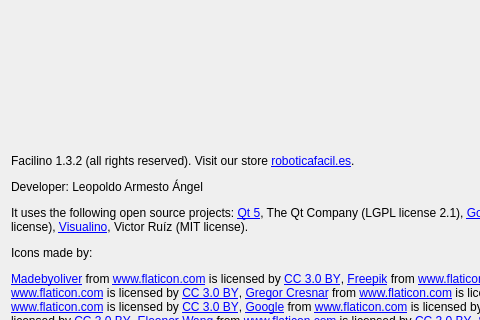
This is src/aboutdialog.ui in roboticafacil/facilino as Qt 5 draws it before an edit; both pictures show x 0 to 480 and y 222 to 542 of the 798 by 704 pixel window. The edited form follows.
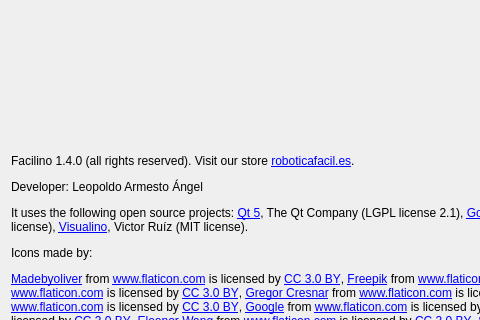
This is the edited form. Icons and pictures are not drawn.

```diff
--- a/src/aboutdialog.ui
+++ b/src/aboutdialog.ui
@@ -39,7 +39,7 @@
    <item>
     <widget class="QLabel" name="label_4">
      <property name="text">
-      <string>&lt;html&gt;&lt;head/&gt;&lt;body&gt;&lt;p&gt;Facilino 1.3.2 (all rights reserved). Visit our store &lt;a href=&quot;https://roboticafacil.es&quot;&gt;&lt;span style=&quot; text-decoration: underline; color:#0000ff;&quot;&gt;roboticafacil.es&lt;/span&gt;&lt;/a&gt;.&lt;/p&gt;&lt;p&gt;Developer: Leopoldo Armesto Ángel&lt;/p&gt;&lt;p&gt;It uses the following open source projects: &lt;a href=&quot;http://www.qt.io/&quot;&gt;&lt;span style=&quot; text-decoration: underline; color:#0000ff;&quot;&gt;Qt 5&lt;/span&gt;&lt;/a&gt;, The Qt Company (LGPL license 2.1), &lt;a href=&quot;https://developers.google.com/blockly/&quot;&gt;&lt;span style=&quot; text-decoration: underline; color:#0000ff;&quot;&gt;Google Blockly&lt;/span&gt;&lt;/a&gt; (MIT license), &lt;a href=&quot;https://github.com/bq/roboblocks&quot;&gt;&lt;span style=&quot; text-decoration: underline; color:#0000ff;&quot;&gt;Roboblocks&lt;/span&gt;&lt;/a&gt;, bq (LGPL license), &lt;a href=&quot;http://visualino.net&quot;&gt;&lt;span style=&quot; text-decoration: underline; color:#0000ff;&quot;&gt;Visualino&lt;/span&gt;&lt;/a&gt;, Victor Ruíz (MIT license).&lt;/p&gt;&lt;p&gt;Icons made by:&lt;/p&gt;&lt;p&gt;&lt;a href=&quot; http://www.flaticon.com/authors/madebyoliver&quot;&gt;&lt;span style=&quot; text-decoration: underline; color:#0000ff;&quot;&gt;Madebyoliver&lt;/span&gt;&lt;/a&gt; from &lt;a href=&quot; http://www.flaticon.com&quot;&gt;&lt;span style=&quot; text-decoration: underline; color:#0000ff;&quot;&gt;www.flaticon.com&lt;/span&gt;&lt;/a&gt; is licensed by &lt;a href=&quot;http://creativecommons.org/licenses/by/3.0/&quot;&gt;&lt;span style=&quot; text-decoration: underline; color:#0000ff;&quot;&gt;CC 3.0 BY&lt;/span&gt;&lt;/a&gt;, &lt;a href=&quot;http://www.freepik.com&quot;&gt;&lt;span style=&quot; text-decoration: underline; color:#0000ff;&quot;&gt;Freepik&lt;/span&gt;&lt;/a&gt; from &lt;a href=&quot; http://www.flaticon.com&quot;&gt;&lt;span style=&quot; text-decoration: underline; color:#0000ff;&quot;&gt;www.flaticon.com&lt;/span&gt;&lt;/a&gt; is licensed by &lt;a href=&quot;http://creativecommons.org/licenses/by/3.0/&quot;&gt;&lt;span style=&quot; text-decoration: underline; color:#0000ff;&quot;&gt;CC 3.0 BY&lt;/span&gt;&lt;/a&gt;, &lt;a href=&quot;http://www.flaticon.com/authors/plainicon&quot;&gt;&lt;span style=&quot; text-decoration: underline; color:#0000ff;&quot;&gt;Plainicon&lt;/span&gt;&lt;/a&gt; from &lt;a href=&quot; http://www.flaticon.com&quot;&gt;&lt;span style=&quot; text-decoration: underline; color:#0000ff;&quot;&gt;www.flaticon.com&lt;/span&gt;&lt;/a&gt; is licensed by &lt;a href=&quot;http://creativecommons.org/licenses/by/3.0/&quot;&gt;&lt;span style=&quot; text-decoration: underline; color:#0000ff;&quot;&gt;CC 3.0 BY&lt;/span&gt;&lt;/a&gt;, &lt;a href=&quot;http://www.flaticon.com/authors/gregor-cresnar&quot;&gt;&lt;span style=&quot; text-decoration: underline; color:#0000ff;&quot;&gt;Gregor Cresnar&lt;/span&gt;&lt;/a&gt; from &lt;a href=&quot; http://www.flaticon.com&quot;&gt;&lt;span style=&quot; text-decoration: underline; color:#0000ff;&quot;&gt;www.flaticon.com&lt;/span&gt;&lt;/a&gt; is licensed by &lt;a href=&quot;http://creativecommons.org/licenses/by/3.0/&quot;&gt;&lt;span style=&quot; text-decoration: underline; color:#0000ff;&quot;&gt;CC 3.0 BY&lt;/span&gt;&lt;/a&gt;, &lt;a href=&quot;http://www.flaticon.com/authors/vectors-market&quot;&gt;&lt;span style=&quot; text-decoration: underline; color:#0000ff;&quot;&gt;Vectors Market&lt;/span&gt;&lt;/a&gt; from &lt;a href=&quot; http://www.flaticon.com&quot;&gt;&lt;span style=&quot; text-decoration: underline; color:#0000ff;&quot;&gt;www.flaticon.com&lt;/span&gt;&lt;/a&gt; is licensed by &lt;a href=&quot;http://creativecommons.org/licenses/by/3.0/&quot;&gt;&lt;span style=&quot; text-decoration: underline; color:#0000ff;&quot;&gt;CC 3.0 BY&lt;/span&gt;&lt;/a&gt;, &lt;a href=&quot; http://www.flaticon.com/authors/google&quot;&gt;&lt;span style=&quot; text-decoration: underline; color:#0000ff;&quot;&gt;Google&lt;/span&gt;&lt;/a&gt; from &lt;a href=&quot; http://www.flaticon.com&quot;&gt;&lt;span style=&quot; text-decoration: underline; color:#0000ff;&quot;&gt;www.flaticon.com&lt;/span&gt;&lt;/a&gt; is licensed by &lt;a href=&quot;http://creativecommons.org/licenses/by/3.0/&quot;&gt;&lt;span style=&quot; text-decoration: underline; color:#0000ff;&quot;&gt;CC 3.0 BY&lt;/span&gt;&lt;/a&gt;, &lt;a href=&quot;http://www.flaticon.com/authors/dimitry-miroliubov&quot;&gt;&lt;span style=&quot; text-decoration: underline; color:#0000ff;&quot;&gt;Dimitry Miroliubov&lt;/span&gt;&lt;/a&gt; from &lt;a href=&quot;http://www.flaticon.com&quot;&gt;&lt;span style=&quot; text-decoration: underline; color:#0000ff;&quot;&gt;www.flaticon.com&lt;/span&gt;&lt;/a&gt; is licensed by &lt;a href=&quot;http://creativecommons.org/licenses/by/3.0/&quot;&gt;&lt;span style=&quot; text-decoration: underline; color:#0000ff;&quot;&gt;CC 3.0 BY&lt;/span&gt;&lt;/a&gt;, &lt;a href=&quot; https://www.flaticon.com/authors/eleonor-wang&quot;&gt;&lt;span style=&quot; text-decoration: underline; color:#0000ff;&quot;&gt;Eleonor Wang&lt;/span&gt;&lt;/a&gt; from &lt;a href=&quot;http://www.flaticon.com&quot;&gt;&lt;span style=&quot; text-decoration: underline; color:#0000ff;&quot;&gt;www.flaticon.com&lt;/span&gt;&lt;/a&gt; is licensed by &lt;a href=&quot;http://creativecommons.org/licenses/by/3.0/&quot;&gt;&lt;span style=&quot; text-decoration: underline; color:#0000ff;&quot;&gt;CC 3.0 BY&lt;/span&gt;&lt;/a&gt;, &lt;a href=&quot;https://www.flaticon.com/authors/smashicons&quot;&gt;&lt;span style=&quot; text-decoration: underline; color:#0000ff;&quot;&gt;Smashicons&lt;/span&gt;&lt;/a&gt; from &lt;a href=&quot;http://www.flaticon.com&quot;&gt;&lt;span style=&quot; text-decoration: underline; color:#0000ff;&quot;&gt;www.flaticon.com&lt;/span&gt;&lt;/a&gt; is licensed by &lt;a href=&quot;http://creativecommons.org/licenses/by/3.0/&quot;&gt;&lt;span style=&quot; text-decoration: underline; color:#0000ff;&quot;&gt;CC 3.0 BY&lt;/span&gt;&lt;/a&gt;, &lt;a href=&quot;https://www.flaticon.com/authors/those-icons&quot;&gt;&lt;span style=&quot; text-decoration: underline; color:#0000ff;&quot;&gt;Those Icons&lt;/span&gt;&lt;/a&gt; from &lt;a href=&quot;http://www.flaticon.com&quot;&gt;&lt;span style=&quot; text-decoration: underline; color:#0000ff;&quot;&gt;www.flaticon.com&lt;/span&gt;&lt;/a&gt; is licensed by &lt;a href=&quot;http://creativecommons.org/licenses/by/3.0/&quot;&gt;&lt;span style=&quot; text-decoration: underline; color:#0000ff;&quot;&gt;CC 3.0 BY&lt;/span&gt;&lt;/a&gt;&lt;/p&gt;&lt;p&gt;Collaborators: Florentino Fernández Cueto, Lukas Bachschwell&lt;/p&gt;&lt;p&gt;Translations: Tonny Scheuring, Emanuela Del Dottore, Miguel Carlos de Castro Miguel, Zigor Aldazabal, Aske Klok, Joao Moura,Ruslan Bondar, Lukas Bachschwell, Joran Luitan, Maxime Samara&lt;/p&gt;&lt;/body&gt;&lt;/html&gt;</string>
+      <string>&lt;html&gt;&lt;head/&gt;&lt;body&gt;&lt;p&gt;Facilino 1.4.0 (all rights reserved). Visit our store &lt;a href=&quot;https://roboticafacil.es&quot;&gt;&lt;span style=&quot; text-decoration: underline; color:#0000ff;&quot;&gt;roboticafacil.es&lt;/span&gt;&lt;/a&gt;.&lt;/p&gt;&lt;p&gt;Developer: Leopoldo Armesto Ángel&lt;/p&gt;&lt;p&gt;It uses the following open source projects: &lt;a href=&quot;http://www.qt.io/&quot;&gt;&lt;span style=&quot; text-decoration: underline; color:#0000ff;&quot;&gt;Qt 5&lt;/span&gt;&lt;/a&gt;, The Qt Company (LGPL license 2.1), &lt;a href=&quot;https://developers.google.com/blockly/&quot;&gt;&lt;span style=&quot; text-decoration: underline; color:#0000ff;&quot;&gt;Google Blockly&lt;/span&gt;&lt;/a&gt; (MIT license), &lt;a href=&quot;https://github.com/bq/roboblocks&quot;&gt;&lt;span style=&quot; text-decoration: underline; color:#0000ff;&quot;&gt;Roboblocks&lt;/span&gt;&lt;/a&gt;, bq (LGPL license), &lt;a href=&quot;http://visualino.net&quot;&gt;&lt;span style=&quot; text-decoration: underline; color:#0000ff;&quot;&gt;Visualino&lt;/span&gt;&lt;/a&gt;, Victor Ruíz (MIT license).&lt;/p&gt;&lt;p&gt;Icons made by:&lt;/p&gt;&lt;p&gt;&lt;a href=&quot; http://www.flaticon.com/authors/madebyoliver&quot;&gt;&lt;span style=&quot; text-decoration: underline; color:#0000ff;&quot;&gt;Madebyoliver&lt;/span&gt;&lt;/a&gt; from &lt;a href=&quot; http://www.flaticon.com&quot;&gt;&lt;span style=&quot; text-decoration: underline; color:#0000ff;&quot;&gt;www.flaticon.com&lt;/span&gt;&lt;/a&gt; is licensed by &lt;a href=&quot;http://creativecommons.org/licenses/by/3.0/&quot;&gt;&lt;span style=&quot; text-decoration: underline; color:#0000ff;&quot;&gt;CC 3.0 BY&lt;/span&gt;&lt;/a&gt;, &lt;a href=&quot;http://www.freepik.com&quot;&gt;&lt;span style=&quot; text-decoration: underline; color:#0000ff;&quot;&gt;Freepik&lt;/span&gt;&lt;/a&gt; from &lt;a href=&quot; http://www.flaticon.com&quot;&gt;&lt;span style=&quot; text-decoration: underline; color:#0000ff;&quot;&gt;www.flaticon.com&lt;/span&gt;&lt;/a&gt; is licensed by &lt;a href=&quot;http://creativecommons.org/licenses/by/3.0/&quot;&gt;&lt;span style=&quot; text-decoration: underline; color:#0000ff;&quot;&gt;CC 3.0 BY&lt;/span&gt;&lt;/a&gt;, &lt;a href=&quot;http://www.flaticon.com/authors/plainicon&quot;&gt;&lt;span style=&quot; text-decoration: underline; color:#0000ff;&quot;&gt;Plainicon&lt;/span&gt;&lt;/a&gt; from &lt;a href=&quot; http://www.flaticon.com&quot;&gt;&lt;span style=&quot; text-decoration: underline; color:#0000ff;&quot;&gt;www.flaticon.com&lt;/span&gt;&lt;/a&gt; is licensed by &lt;a href=&quot;http://creativecommons.org/licenses/by/3.0/&quot;&gt;&lt;span style=&quot; text-decoration: underline; color:#0000ff;&quot;&gt;CC 3.0 BY&lt;/span&gt;&lt;/a&gt;, &lt;a href=&quot;http://www.flaticon.com/authors/gregor-cresnar&quot;&gt;&lt;span style=&quot; text-decoration: underline; color:#0000ff;&quot;&gt;Gregor Cresnar&lt;/span&gt;&lt;/a&gt; from &lt;a href=&quot; http://www.flaticon.com&quot;&gt;&lt;span style=&quot; text-decoration: underline; color:#0000ff;&quot;&gt;www.flaticon.com&lt;/span&gt;&lt;/a&gt; is licensed by &lt;a href=&quot;http://creativecommons.org/licenses/by/3.0/&quot;&gt;&lt;span style=&quot; text-decoration: underline; color:#0000ff;&quot;&gt;CC 3.0 BY&lt;/span&gt;&lt;/a&gt;, &lt;a href=&quot;http://www.flaticon.com/authors/vectors-market&quot;&gt;&lt;span style=&quot; text-decoration: underline; color:#0000ff;&quot;&gt;Vectors Market&lt;/span&gt;&lt;/a&gt; from &lt;a href=&quot; http://www.flaticon.com&quot;&gt;&lt;span style=&quot; text-decoration: underline; color:#0000ff;&quot;&gt;www.flaticon.com&lt;/span&gt;&lt;/a&gt; is licensed by &lt;a href=&quot;http://creativecommons.org/licenses/by/3.0/&quot;&gt;&lt;span style=&quot; text-decoration: underline; color:#0000ff;&quot;&gt;CC 3.0 BY&lt;/span&gt;&lt;/a&gt;, &lt;a href=&quot; http://www.flaticon.com/authors/google&quot;&gt;&lt;span style=&quot; text-decoration: underline; color:#0000ff;&quot;&gt;Google&lt;/span&gt;&lt;/a&gt; from &lt;a href=&quot; http://www.flaticon.com&quot;&gt;&lt;span style=&quot; text-decoration: underline; color:#0000ff;&quot;&gt;www.flaticon.com&lt;/span&gt;&lt;/a&gt; is licensed by &lt;a href=&quot;http://creativecommons.org/licenses/by/3.0/&quot;&gt;&lt;span style=&quot; text-decoration: underline; color:#0000ff;&quot;&gt;CC 3.0 BY&lt;/span&gt;&lt;/a&gt;, &lt;a href=&quot;http://www.flaticon.com/authors/dimitry-miroliubov&quot;&gt;&lt;span style=&quot; text-decoration: underline; color:#0000ff;&quot;&gt;Dimitry Miroliubov&lt;/span&gt;&lt;/a&gt; from &lt;a href=&quot;http://www.flaticon.com&quot;&gt;&lt;span style=&quot; text-decoration: underline; color:#0000ff;&quot;&gt;www.flaticon.com&lt;/span&gt;&lt;/a&gt; is licensed by &lt;a href=&quot;http://creativecommons.org/licenses/by/3.0/&quot;&gt;&lt;span style=&quot; text-decoration: underline; color:#0000ff;&quot;&gt;CC 3.0 BY&lt;/span&gt;&lt;/a&gt;, &lt;a href=&quot; https://www.flaticon.com/authors/eleonor-wang&quot;&gt;&lt;span style=&quot; text-decoration: underline; color:#0000ff;&quot;&gt;Eleonor Wang&lt;/span&gt;&lt;/a&gt; from &lt;a href=&quot;http://www.flaticon.com&quot;&gt;&lt;span style=&quot; text-decoration: underline; color:#0000ff;&quot;&gt;www.flaticon.com&lt;/span&gt;&lt;/a&gt; is licensed by &lt;a href=&quot;http://creativecommons.org/licenses/by/3.0/&quot;&gt;&lt;span style=&quot; text-decoration: underline; color:#0000ff;&quot;&gt;CC 3.0 BY&lt;/span&gt;&lt;/a&gt;, &lt;a href=&quot;https://www.flaticon.com/authors/smashicons&quot;&gt;&lt;span style=&quot; text-decoration: underline; color:#0000ff;&quot;&gt;Smashicons&lt;/span&gt;&lt;/a&gt; from &lt;a href=&quot;http://www.flaticon.com&quot;&gt;&lt;span style=&quot; text-decoration: underline; color:#0000ff;&quot;&gt;www.flaticon.com&lt;/span&gt;&lt;/a&gt; is licensed by &lt;a href=&quot;http://creativecommons.org/licenses/by/3.0/&quot;&gt;&lt;span style=&quot; text-decoration: underline; color:#0000ff;&quot;&gt;CC 3.0 BY&lt;/span&gt;&lt;/a&gt;, &lt;a href=&quot;https://www.flaticon.com/authors/those-icons&quot;&gt;&lt;span style=&quot; text-decoration: underline; color:#0000ff;&quot;&gt;Those Icons&lt;/span&gt;&lt;/a&gt; from &lt;a href=&quot;http://www.flaticon.com&quot;&gt;&lt;span style=&quot; text-decoration: underline; color:#0000ff;&quot;&gt;www.flaticon.com&lt;/span&gt;&lt;/a&gt; is licensed by &lt;a href=&quot;http://creativecommons.org/licenses/by/3.0/&quot;&gt;&lt;span style=&quot; text-decoration: underline; color:#0000ff;&quot;&gt;CC 3.0 BY&lt;/span&gt;&lt;/a&gt;&lt;/p&gt;&lt;p&gt;Collaborators: Florentino Fernández Cueto, Lukas Bachschwell&lt;/p&gt;&lt;p&gt;Translations: Tonny Scheuring, Emanuela Del Dottore, Miguel Carlos de Castro Miguel, Zigor Aldazabal, Aske Klok, Joao Moura,Ruslan Bondar, Lukas Bachschwell, Joran Luitan, Maxime Samara&lt;/p&gt;&lt;/body&gt;&lt;/html&gt;</string>
      </property>
      <property name="wordWrap">
       <bool>true</bool>
```
